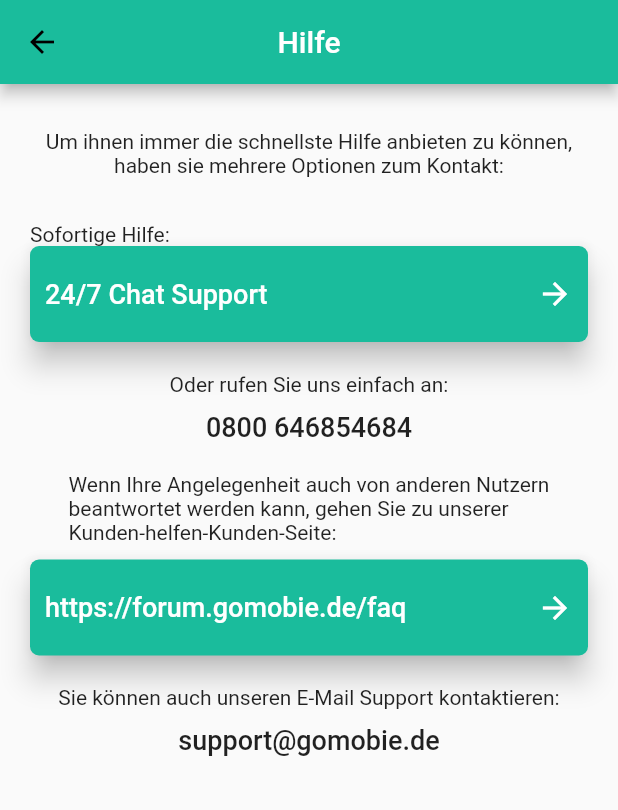
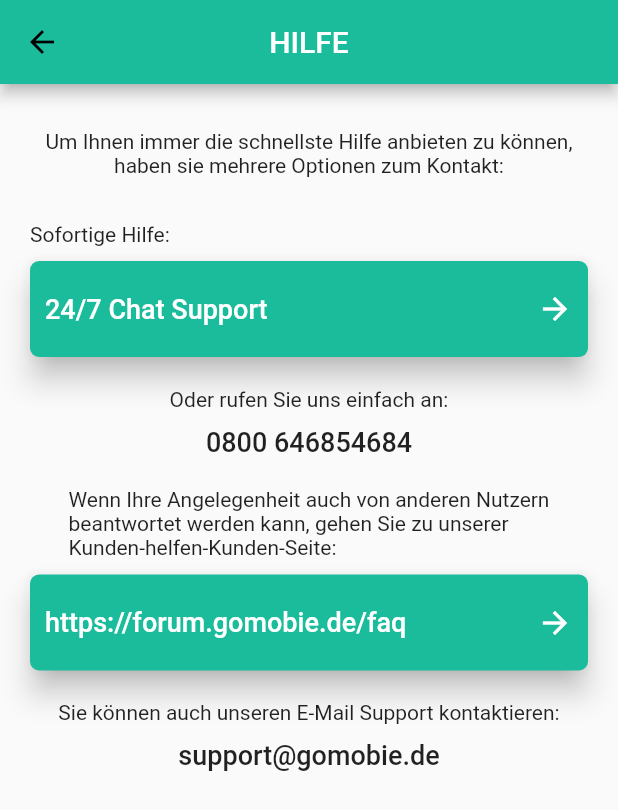
Before and after one commit to JanSchlte/gomobie_, a Flutter app: the Help screen opened by its route, on a phone screen of 412 x 824 dp. Shown: the top 810 px of the screen. Run offline on Flutter 3.47's test engine with Material 2 defaults, Android fonts, the phone set to English and light mode, and no system bars; our stand-ins replace bloc, cloud_firestore, firebase_auth, flutter_bloc, get_it, qr_flutter; accounts and stored records are empty; generated files the repository leaves out were written again; Roboto replaces fonts that are missing (Metropolis).

Commit message:
Improved the help-Screen design a little bit

```diff
--- a/lib/pages/home/settings/help.dart
+++ b/lib/pages/home/settings/help.dart
@@ -10,7 +10,7 @@ class Help extends StatelessWidget {
       appBar: AppBar(
         centerTitle: true,
         title: Text(
-          'Hilfe',
+          'HILFE',
           style: TextStyle(color: Colors.white),
         ),
       ),
@@ -19,7 +19,7 @@ class Help extends StatelessWidget {
           children: [
             SizedBox(height: 30),
             Text(
-              'Um ihnen immer die schnellste Hilfe anbieten zu können,\n'
+              'Um Ihnen immer die schnellste Hilfe anbieten zu können,\n'
               'haben sie mehrere Optionen zum Kontakt:',
               textAlign: TextAlign.center,
             ),
@@ -32,7 +32,7 @@ class Help extends StatelessWidget {
               ],
             ),
             Padding(
-              padding: EdgeInsets.symmetric(horizontal: 20),
+              padding: EdgeInsets.only(left: 20, right: 20, top: 10),
               child: RaisedButton(
                 onPressed: () {
                   //TODO: Alles für den support
@@ -66,9 +66,8 @@ class Help extends StatelessWidget {
             Text('Wenn Ihre Angelegenheit auch von anderen Nutzern\n'
                 'beantwortet werden kann, gehen Sie zu unserer\n'
                 'Kunden-helfen-Kunden-Seite:'),
-            SizedBox(height: 10),
             Padding(
-              padding: EdgeInsets.symmetric(horizontal: 20),
+              padding: EdgeInsets.only(left: 20, right: 20, top: 10),
               child: RaisedButton(
                 onPressed: () {
                   //TODO: https://pub.dev/packages/url_launcher
```
Also changed, not shown: lib/pages/home/overview.dart (+9 -5 lines).
